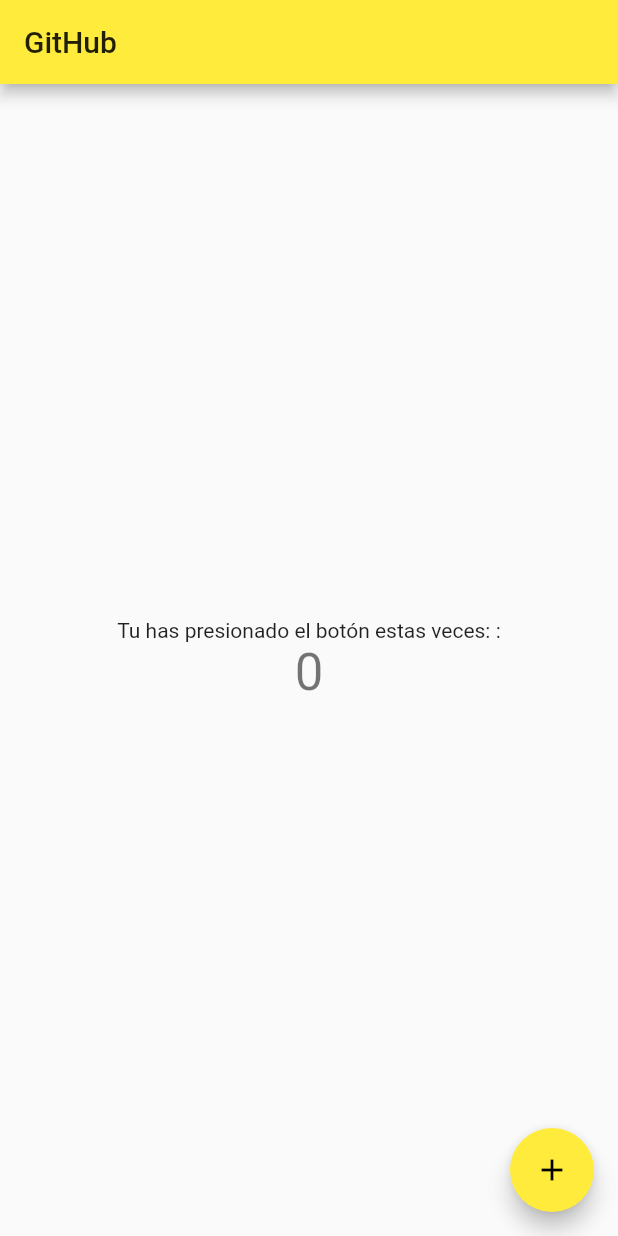
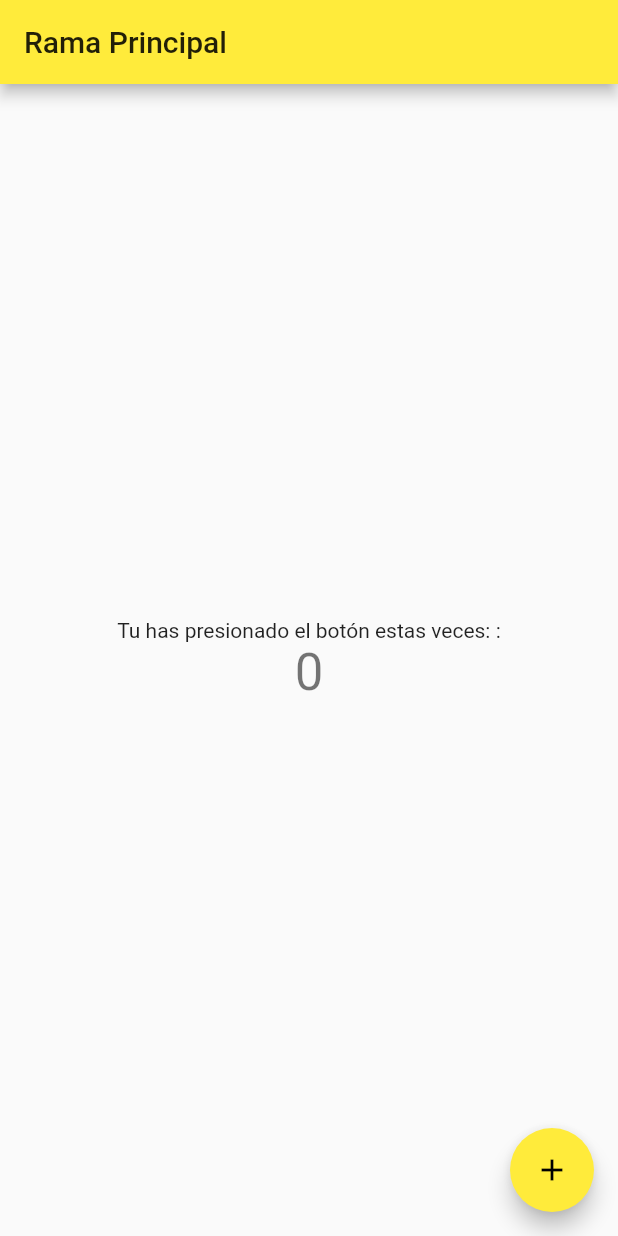
Before and after one commit to spartanfenix/Git_GitHub, a Flutter app: the screen it shows after launch, on a phone screen of 412 x 824 dp. Run offline on Flutter 3.47's test engine with Material 2 defaults, Android fonts, the phone set to English and light mode, and no system bars.

Commit message:
Se modifico el nombre de la appBar

```diff
--- a/lib/main.dart
+++ b/lib/main.dart
@@ -9,11 +9,11 @@ class MyApp extends StatelessWidget {
   Widget build(BuildContext context) {
     return MaterialApp(
       debugShowCheckedModeBanner: false,
-      title: 'Curso Git',
+      title: 'Curso Git & GitHub',
       theme: ThemeData(
         primarySwatch: Colors.yellow,
       ),
-      home: MyHomePage(title: 'GitHub'),
+      home: MyHomePage(title: 'Rama Principal'),
     );
   }
 }
```
